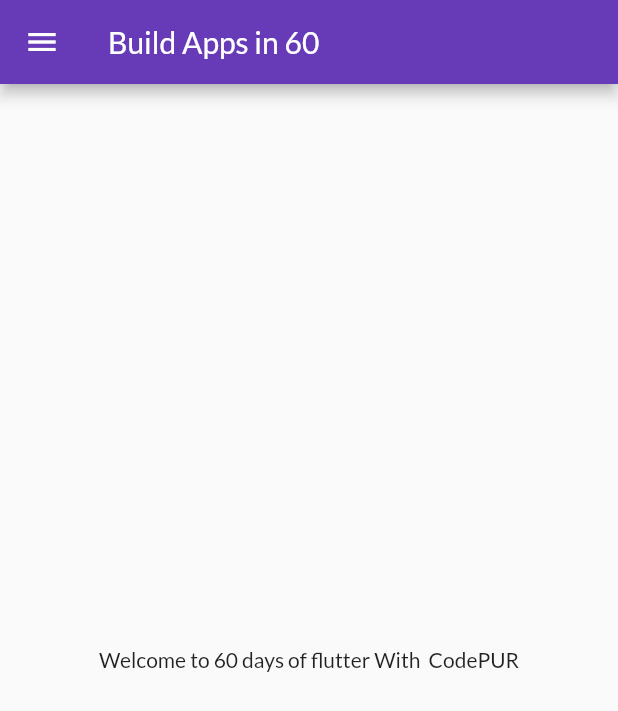
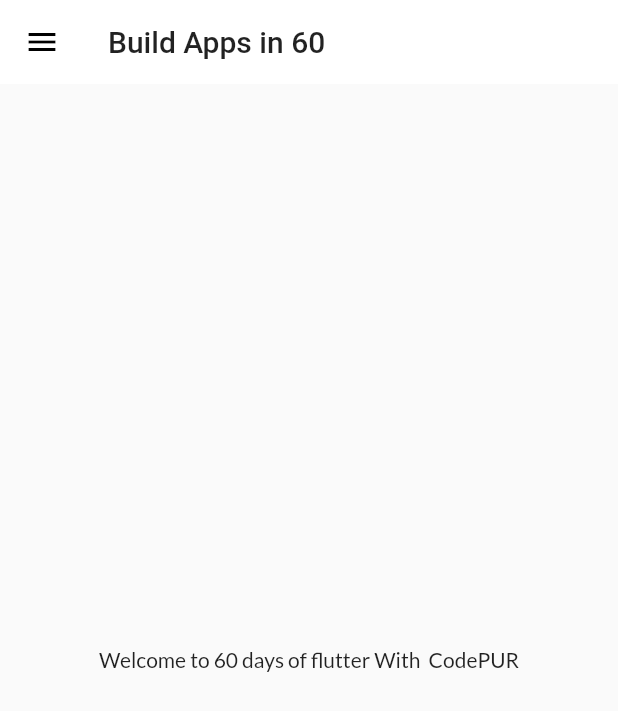
Before and after one commit to risepk/flutter, a Flutter app: the screen it shows after launch, on a phone screen of 412 x 824 dp. Shown: the top 711 px of the screen. Run offline on Flutter 3.47's test engine with Material 2 defaults, Android fonts, the phone set to English and light mode, and no system bars; our stand-ins replace google_fonts.

Commit message:
Theme Extracted.

```diff
--- a/lib/main.dart
+++ b/lib/main.dart
@@ -1,10 +1,10 @@
 // ignore_for_file: prefer_const_constructors
 
 import 'package:flutter/material.dart';
-import 'package:google_fonts/google_fonts.dart';
 import 'package:myapp/pages/loginpage.dart';
 import 'package:myapp/pages/homepage.dart';
 import 'package:myapp/utils/routes.dart';
+import 'package:myapp/widgets/themes.dart';
 
 void main() {
   runApp(MyApp());
@@ -24,14 +24,9 @@ class MyApp extends StatelessWidget {
         MyRoutes.loginRoute: (context) => LoginPage(),
       },
       themeMode: ThemeMode.light,
-      theme: ThemeData(
-        fontFamily: GoogleFonts.lato().fontFamily,
-        primarySwatch: Colors.deepPurple,
-      ),
+      theme: MyTheme.lightTheme(context),
       debugShowCheckedModeBanner: false,
-      darkTheme: ThemeData(
-        brightness: Brightness.dark,
-      ),
+      darkTheme: MyTheme.darkTheme(context),
     );
   }
 }
--- /dev/null
+++ b/lib/widgets/themes.dart
@@ -0,0 +1,21 @@
+// ignore_for_file: prefer_const_constructors
+
+import 'package:flutter/material.dart';
+import 'package:google_fonts/google_fonts.dart';
+
+class MyTheme {
+  static ThemeData lightTheme(BuildContext context) => ThemeData(
+      fontFamily: GoogleFonts.lato().fontFamily,
+      primarySwatch: Colors.deepPurple,
+      appBarTheme: AppBarTheme(
+        color: Colors.white,
+        elevation: 0.0,
+        iconTheme: IconThemeData(color: Colors.black),
+        toolbarTextStyle: Theme.of(context).textTheme.bodyText2,
+        titleTextStyle: Theme.of(context).textTheme.headline6,
+      ));
+
+  static ThemeData darkTheme(BuildContext context) => ThemeData(
+        brightness: Brightness.dark,
+      );
+}
```
